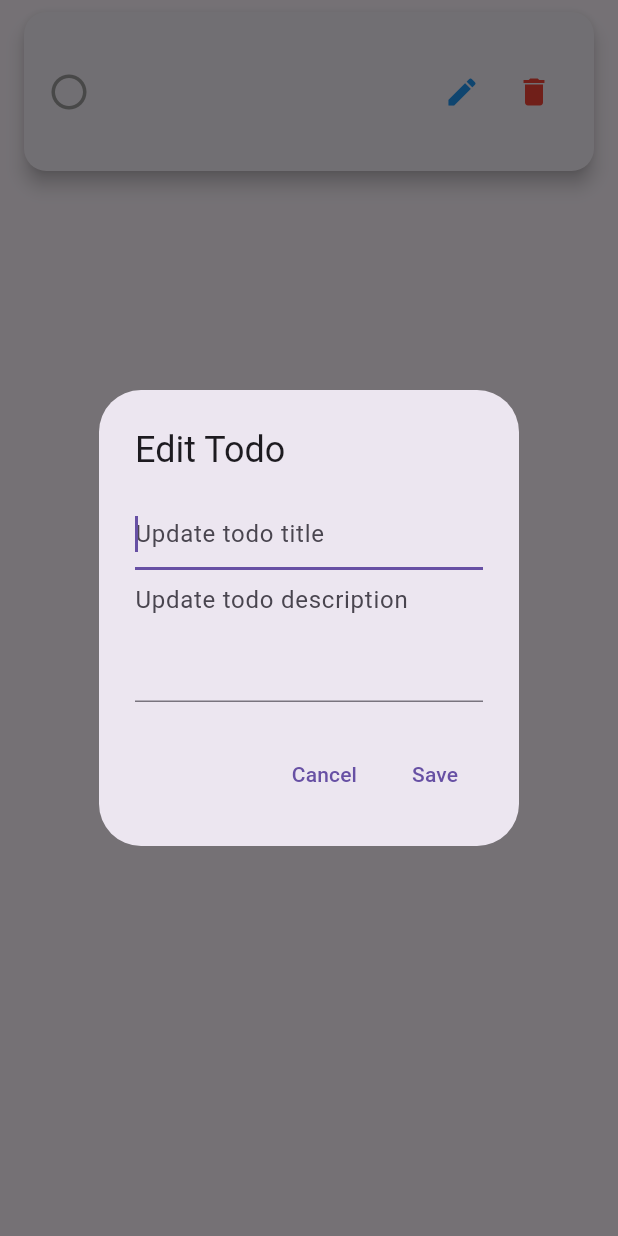
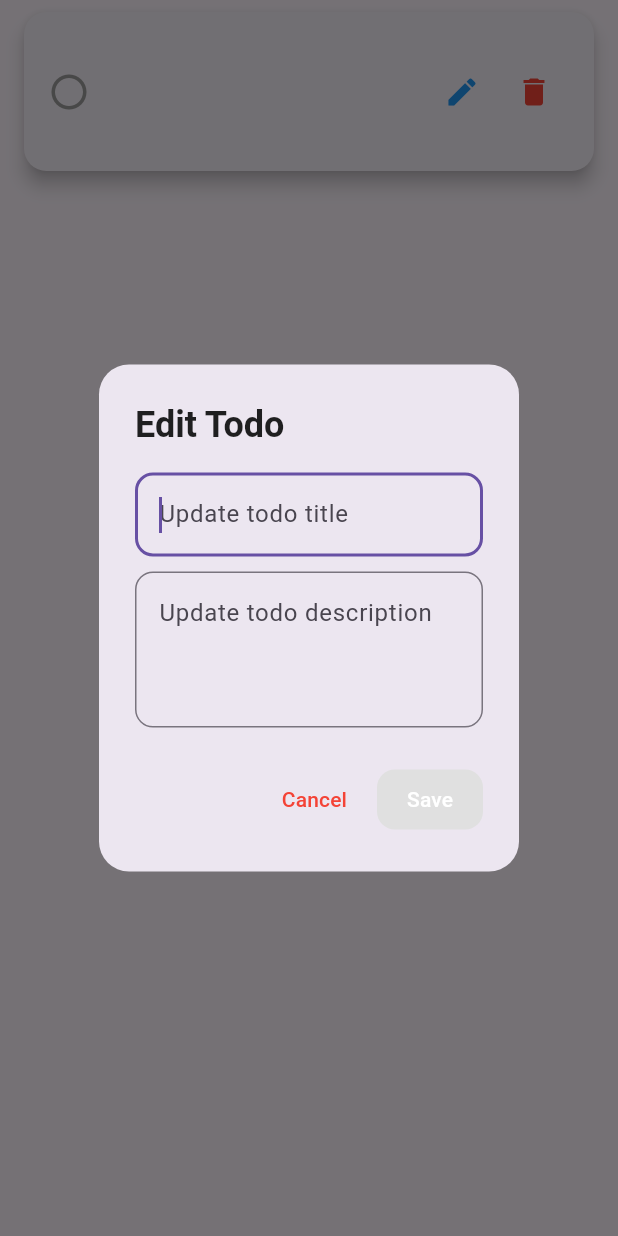
Before and after one commit to Cypher-O/to_do, a Flutter app: the TodoItemWidget widget shown alone on an empty page, opened directly with empty values, after a tap on the "edit" icon, on a phone screen of 412 x 824 dp. Run offline on Flutter 3.47's test engine with Material 3 defaults, Android fonts, the phone set to English and light mode, and no system bars; our stand-ins replace dartz, equatable, flutter_bloc, flutter_secure_storage, get_it; accounts and stored records are empty; network calls fail.

Commit message:
Improved UI for Add & edit dialog

```diff
--- a/lib/presentation/widgets/todo_item_widget.dart
+++ b/lib/presentation/widgets/todo_item_widget.dart
@@ -1,73 +1,3 @@
-// import 'package:flutter/material.dart';
-// import 'package:flutter_bloc/flutter_bloc.dart';
-// import 'package:to_do/domain/entities/todo.dart';
-// import 'package:to_do/presentation/bloc/todo/todo_bloc.dart';
-
-// class TodoItemWidget extends StatelessWidget {
-//   final Todo todo;
-//   final Function(String, String)? onAdd;
-//   final Function(Todo) onUpdate;
-
-//   const TodoItemWidget(
-//       {super.key,
-//       required this.todo,
-//       required this.onUpdate,
-//       required this.onAdd});
-
-//   @override
-//   Widget build(BuildContext context) {
-//     return ListTile(
-//       title: Text(
-//         todo.title,
-//         style: TextStyle(
-//           decoration: todo.completed ? TextDecoration.lineThrough : null,
-//         ),
-//       ),
-//       subtitle: Text(todo.description),
-//       leading: Checkbox(
-//         value: todo.completed,
-//         onChanged: (bool? value) {
-//           if (value != null) {
-//             final updatedTodo = Todo(
-//               id: todo.id,
-//               title: todo.title,
-//               description: todo.description,
-//               completed: value,
-//             );
-//             onUpdate(updatedTodo);
-//           }
-//         },
-//         // onChanged: (bool? value) {
-//         //   context.read<TodoBloc>().add(
-//         //         UpdateTodoEvent(
-//         //           Todo(
-//         //             id: todo.id,
-//         //             title: todo.title,
-//         //             description: todo.description,
-//         //             completed: value ?? false,
-//         //           ),
-//         //         ),
-//         //       );
-//         // },
-//       ),
-//       trailing: Row(
-//         mainAxisSize: MainAxisSize.min,
-//         children: [
-//           IconButton(
-//             icon: const Icon(Icons.edit, color: Colors.blue),
-//             onPressed: () => _showEditTodoDialog(context),
-//           ),
-//           IconButton(
-//             icon: const Icon(Icons.delete, color: Colors.red),
-//             onPressed: () {
-//               context.read<TodoBloc>().add(DeleteTodoEvent(todo.id));
-//             },
-//           ),
-//         ],
-//       ),
-//     );
-//   }
-
 import 'package:flutter/material.dart';
 import 'package:flutter_bloc/flutter_bloc.dart';
 import 'package:to_do/domain/entities/todo.dart';
@@ -159,37 +89,73 @@ class TodoItemWidget extends StatelessWidget {
 
     showDialog(
       context: context,
-      builder: (context) => AlertDialog(
-        title: const Text('Edit Todo'),
+      builder: (context) {
+        return StatefulBuilder(
+          builder: (context, setState) {
+            void updateButtonState() {
+              setState(() {});
+            }
+
+            return AlertDialog(
+              shape: RoundedRectangleBorder(
+                borderRadius: BorderRadius.circular(20),
+              ),
+              title: const Text(
+                'Edit Todo',
+                style: TextStyle(
+                  fontWeight: FontWeight.bold,
+                  color: Colors.black87,
+                ),
+              ),
               content: Column(
                 mainAxisSize: MainAxisSize.min,
                 children: [
                   TextField(
                     controller: titleController,
-              decoration: const InputDecoration(hintText: 'Update todo title'),
+                    decoration: InputDecoration(
+                      hintText: 'Update todo title',
+                      border: OutlineInputBorder(
+                        borderRadius: BorderRadius.circular(12),
+                      ),
+                    ),
                     autofocus: true,
+                    onChanged: (value) {
+                      updateButtonState(); // Update state on title change
+                    },
                   ),
+                  const SizedBox(height: 10),
                   TextField(
                     controller: descriptionController,
-              decoration:
-                  const InputDecoration(hintText: 'Update todo description'),
+                    decoration: InputDecoration(
+                      hintText: 'Update todo description',
+                      border: OutlineInputBorder(
+                        borderRadius: BorderRadius.circular(12),
+                      ),
+                    ),
                     maxLines: 3,
+                    onChanged: (value) {
+                      updateButtonState(); // Update state on description change
+                    },
                   ),
                 ],
               ),
               actions: [
                 TextButton(
                   onPressed: () => Navigator.pop(context),
-            child: const Text('Cancel'),
+                  child: const Text(
+                    'Cancel',
+                    style: TextStyle(color: Colors.red),
                   ),
-          TextButton(
-            onPressed: () {
+                ),
+                ElevatedButton(
+                  onPressed: titleController.text.isNotEmpty &&
+                          (titleController.text != todo.title ||
+                              descriptionController.text != todo.description)
+                      ? () {
                           final newTitle = titleController.text;
                           final newDescription = descriptionController.text;
 
-              if (newTitle.isNotEmpty &&
-                  (newTitle != todo.title ||
-                      newDescription != todo.description)) {
+                          if (newTitle.isNotEmpty) {
                             context.read<TodoBloc>().add(
                                   UpdateTodoEvent(
                                     Todo(
@@ -202,11 +168,29 @@ class TodoItemWidget extends StatelessWidget {
                                 );
                             Navigator.pop(context);
                           }
-            },
-            child: const Text('Save'),
+                        }
+                      : null,
+                  style: ElevatedButton.styleFrom(
+                    backgroundColor: Colors.green,
+                    disabledBackgroundColor: Colors.grey.shade300,
+                    padding: const EdgeInsets.symmetric(
+                      horizontal: 20,
+                      vertical: 10,
+                    ),
+                    shape: RoundedRectangleBorder(
+                      borderRadius: BorderRadius.circular(12),
+                    ),
+                  ),
+                  child: const Text(
+                    'Save',
+                    style: TextStyle(color: Colors.white),
+                  ),
                 ),
               ],
-      ),
+            );
+          },
+        );
+      },
     );
   }
 }
```
Also changed, not shown: lib/presentation/pages/todo_list_page.dart (+69 -18 lines), lib/presentation/widgets/animated_fab.dart (+8 -5 lines). Lines whose indentation alone changed are shown as unchanged.
